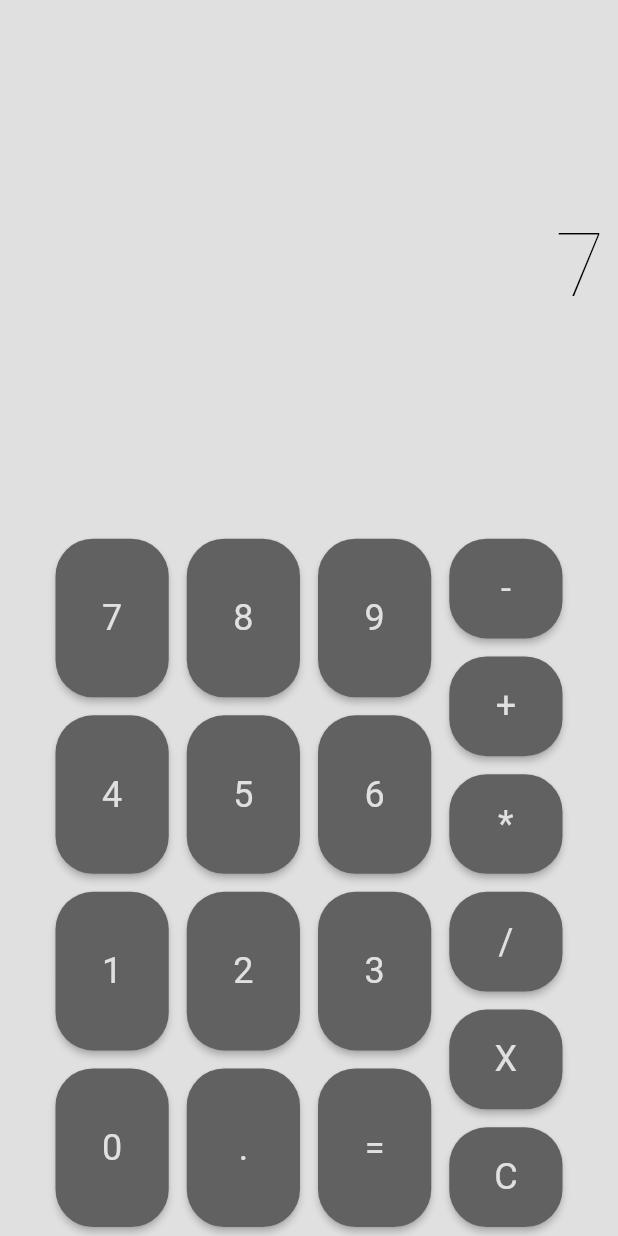
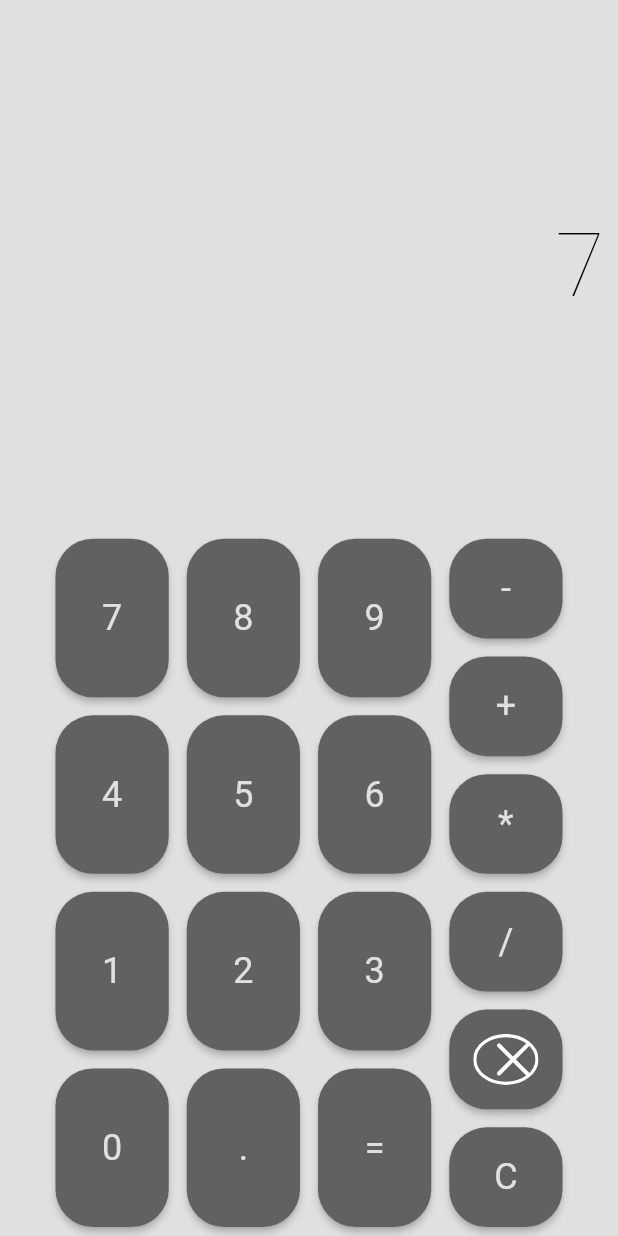
Before and after one commit to autour89/calc, a Flutter app: the screen it shows after launch, after a tap on an icon or button, on a phone screen of 412 x 824 dp. Run offline on Flutter 3.47's test engine with Material 2 defaults, Android fonts, the phone set to English and light mode, and no system bars; our stand-ins replace flutter_svg, get, google_fonts, hive, hive_flutter, math_expressions; accounts and stored records are empty.

Commit message:
testing svg images, added macos support for testing

```diff
--- a/lib/blocs/home_bloc.dart
+++ b/lib/blocs/home_bloc.dart
@@ -128,7 +128,7 @@ class HomeBloc extends GetxController {
         CalcModel(key: '+'),
         CalcModel(key: '*'),
         CalcModel(key: '/'),
-        CalcModel(key: 'X'),
+        CalcModel(key: 'X', isImage: true),
         CalcModel(key: 'C'),
         CalcModel(key: '='),
       ]);
--- a/lib/models/calc_model.dart
+++ b/lib/models/calc_model.dart
@@ -6,8 +6,9 @@ class CalcModel {
   dynamic key;
   Command? command;
   bool? leftOperand;
+  bool isImage;
 
-  CalcModel({@required this.key, this.leftOperand}) {
+  CalcModel({@required this.key, this.leftOperand, this.isImage = false}) {
     _mapToCommand();
   }
 
--- a/lib/screens/home_screen.dart
+++ b/lib/screens/home_screen.dart
@@ -1,10 +1,12 @@
 import 'package:calc/screens/widgets/calc_button.dart';
 import 'package:calc/screens/widgets/loading_view.dart';
+import 'package:calc/shared/global_config.dart';
 import 'package:flutter/cupertino.dart';
 import 'package:flutter/material.dart';
+import 'package:flutter_svg/flutter_svg.dart';
 import 'package:get/get.dart';
+
 import '../blocs/home_bloc.dart';
-import '../screens/styles/extensions.dart';
 
 class HomePage extends GetView<HomeBloc> {
   const HomePage({Key? key}) : super(key: key);
@@ -27,6 +29,8 @@ class HomePage extends GetView<HomeBloc> {
   }
 
   Widget getDisplay(BuildContext context) {
+    var r = SvgPicture.asset(backspaceImage);
+
     return Container(
       color: Colors.transparent,
       padding: const EdgeInsets.all(10),
--- a/lib/screens/widgets/calc_button.dart
+++ b/lib/screens/widgets/calc_button.dart
@@ -1,6 +1,8 @@
 import 'package:calc/models/calc_model.dart';
+import 'package:calc/shared/global_config.dart';
 import 'package:flutter/cupertino.dart';
 import 'package:flutter/material.dart';
+import 'package:flutter_svg/flutter_svg.dart';
 
 class CalcButton extends StatelessWidget {
   final CalcModel model;
@@ -19,14 +21,21 @@ class CalcButton extends StatelessWidget {
               shape: RoundedRectangleBorder(
                   borderRadius: BorderRadius.circular(25))),
           onPressed: () => function(model: model),
-          child: Center(
-              child: FittedBox(
-            child: Text(model.value,
-                style: Theme.of(context).primaryTextTheme.headline5),
-          )),
+          child: Center(child: imageOrDefault(context)),
         ),
       ),
     );
+  }
+
+  Widget imageOrDefault(BuildContext context) {
+    var image = SvgPicture.asset(backspaceImage);
+
+    return model.isImage
+        ? image
+        : FittedBox(
+            child: Text(model.value,
+                style: Theme.of(context).primaryTextTheme.headline5),
+          );
   }
 
   @override
--- a/lib/screens/widgets/loading_view.dart
+++ b/lib/screens/widgets/loading_view.dart
@@ -16,7 +16,7 @@ class LoadingView extends StatelessWidget {
           Theme.of(context).platform == TargetPlatform.android
               ? const CircularProgressIndicator()
               : const CupertinoActivityIndicator(),
-          if (withTitle) Text(loadingTitle),
+          if (withTitle) const Text(loadingTitle),
         ],
       ),
     );
--- a/lib/shared/global_config.dart
+++ b/lib/shared/global_config.dart
@@ -1 +1,2 @@
-final String loadingTitle = 'Loading...';
+const String loadingTitle = 'Loading...';
+const String backspaceImage = 'assets/backspace.svg';
```
Also changed, not shown: pubspec.yaml (+4 -3 lines), assets/backspace.svg (added), 28 other files.
